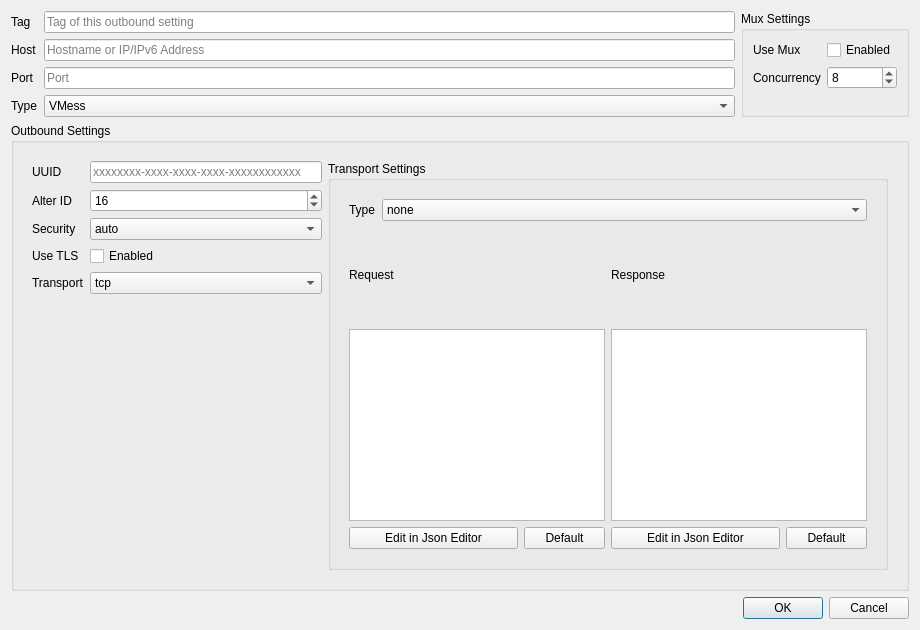
Qt form src/ui/w_OutboundEditor.ui (darsvador/qvssr) before a commit.
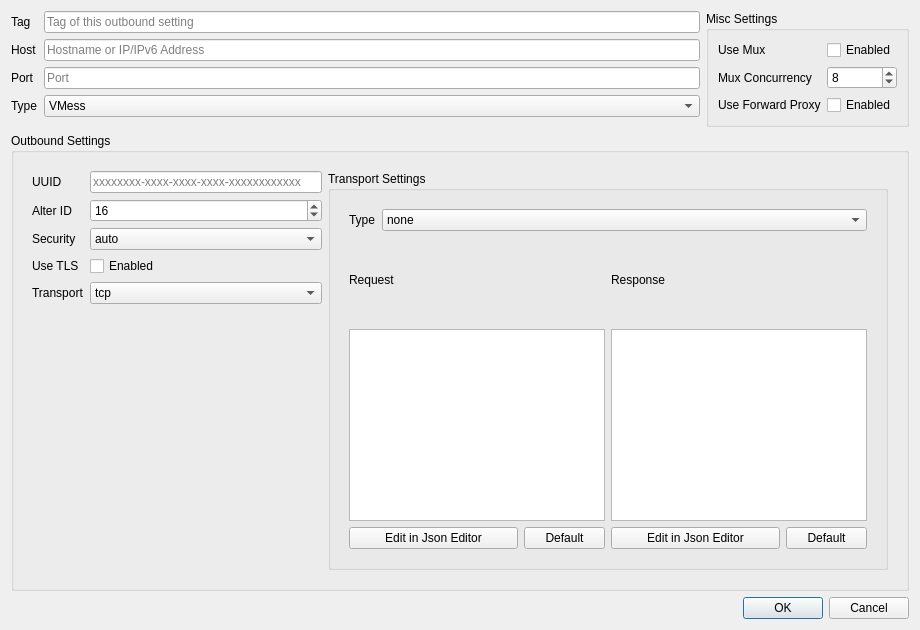
The same form after that commit.

Commit message: [add] Added forward proxy

What changed in the file:
```diff
--- a/src/ui/w_OutboundEditor.ui
+++ b/src/ui/w_OutboundEditor.ui
@@ -113,7 +113,7 @@
    <item row="0" column="1">
     <widget class="QGroupBox" name="groupBox">
      <property name="title">
-      <string>Mux Settings</string>
+      <string>Misc Settings</string>
      </property>
      <layout class="QFormLayout" name="formLayout_8">
       <item row="0" column="0">
@@ -133,7 +133,7 @@
       <item row="1" column="0">
        <widget class="QLabel" name="label_33">
         <property name="text">
-         <string>Concurrency</string>
+         <string>Mux Concurrency</string>
         </property>
        </widget>
       </item>
@@ -150,6 +150,20 @@
         </property>
        </widget>
       </item>
+      <item row="2" column="1">
+       <widget class="QCheckBox" name="useFPCB">
+        <property name="text">
+         <string>Enabled</string>
+        </property>
+       </widget>
+      </item>
+      <item row="2" column="0">
+       <widget class="QLabel" name="label_23">
+        <property name="text">
+         <string>Use Forward Proxy</string>
+        </property>
+       </widget>
+      </item>
      </layout>
     </widget>
    </item>
```
The commit also changes 11 other files.
